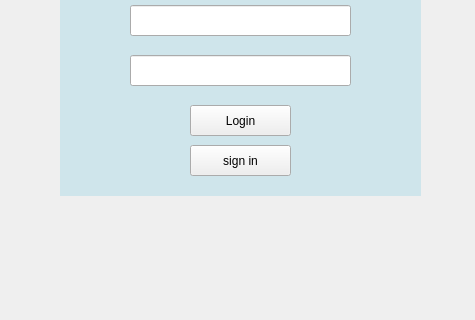
kyungwon0220/SBJ, file Library_project/loginClass.ui: the form before one commit; both pictures show x 0 to 475 and y 222 to 542 of the 475 by 628 pixel window.
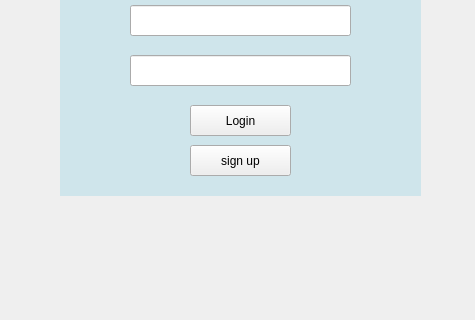
The form after the commit. Icons and pictures are not drawn.

What changed in the file:
```diff
--- a/Library_project/loginClass.ui
+++ b/Library_project/loginClass.ui
@@ -92,7 +92,7 @@
      </rect>
     </property>
     <property name="text">
-     <string>sign in</string>
+     <string>sign up</string>
     </property>
    </widget>
   </widget>
```
Left out of the diff: 17 changed lines with no effect on the pictures.
